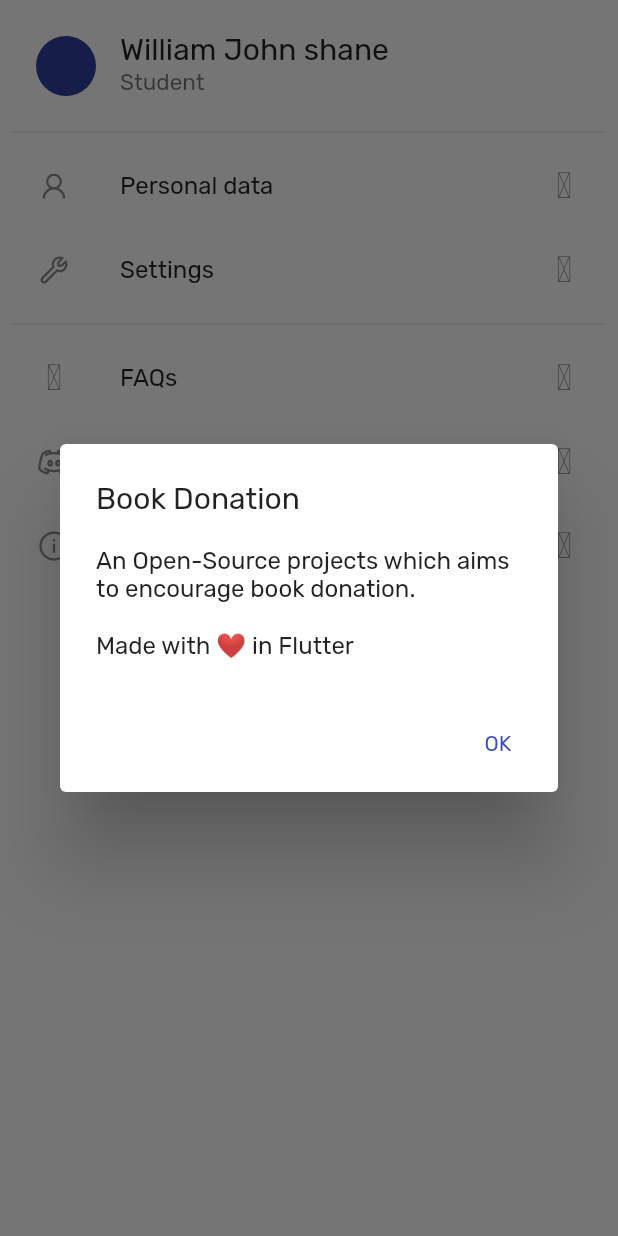
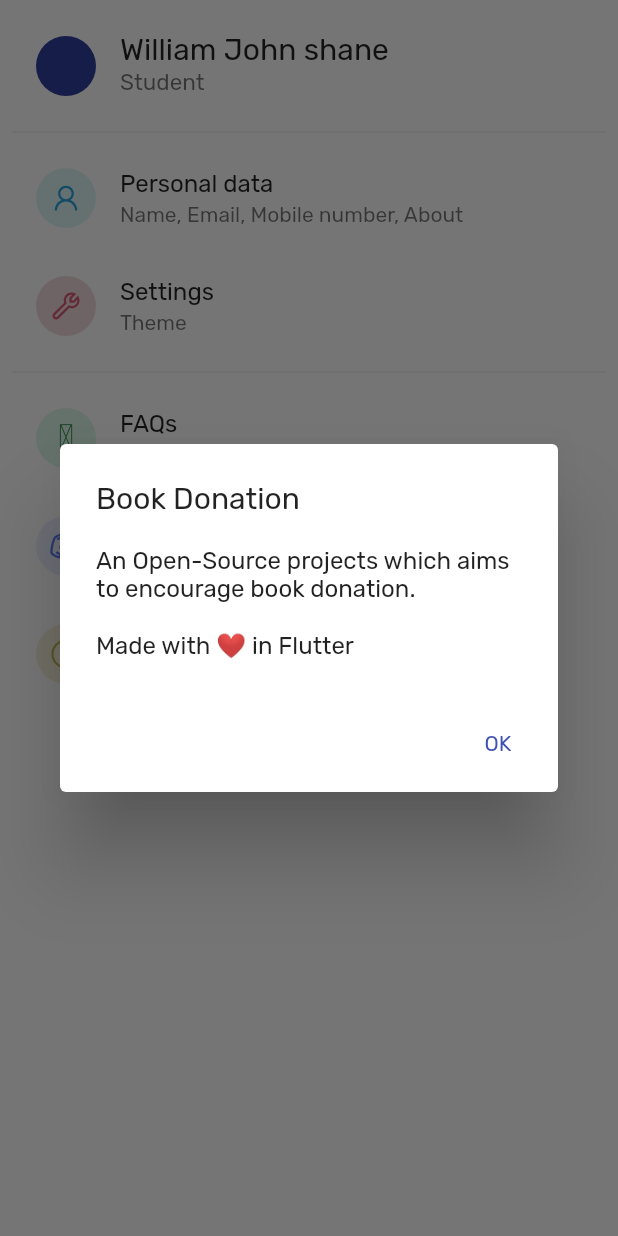
Before and after one commit to CSEKINGS/book_donation_flutter, a Flutter app: the MiscellaneousView screen opened directly, after a tap on "About", on a phone screen of 412 x 824 dp. Run offline on Flutter 3.47's test engine with Material 2 defaults, Android fonts, the phone set to English and light mode, and no system bars; our stand-ins replace google_maps_flutter, line_icons, shared_preferences; missing offline and left inert: blobs, day_night_switcher; accounts and stored records are empty.

Commit message:
revamped settings UI

```diff
--- /dev/null
+++ b/lib/utils/block_keyboard.dart
@@ -0,0 +1,8 @@
+import 'package:flutter/material.dart';
+import 'package:flutter/services.dart';
+
+/// Hides the onscreen keyboard
+void hideKeyboard(BuildContext context) {
+  SystemChannels.textInput.invokeMethod('TextInput.hide');
+  FocusScope.of(context).requestFocus(FocusNode());
+}
--- a/lib/views/dashboard_view.dart
+++ b/lib/views/dashboard_view.dart
@@ -24,7 +24,7 @@ class _DashboardViewState extends State<DashboardView> {
         child: Container(
           padding: const EdgeInsets.all(20.0),
           child: Column(
-            mainAxisAlignment: MainAxisAlignment.spaceBetween,
+            mainAxisAlignment: MainAxisAlignment.spaceAround,
             children: const [
               TopBar(),
               DonationOrSell(),
--- a/lib/views/miscellaneous_view.dart
+++ b/lib/views/miscellaneous_view.dart
@@ -1,10 +1,11 @@
+import 'package:book_donation/utils/constants.dart';
 import 'package:book_donation/views/f_a_qs_view.dart';
+import 'package:book_donation/views/widgets/custom_list_tile_icon.dart';
 import 'package:book_donation/views/profile_view.dart';
 import 'package:book_donation/views/settings_view.dart';
 import 'package:flutter/material.dart';
 import 'package:line_icons/line_icons.dart';
 import 'package:url_launcher/url_launcher.dart';
-import 'package:book_donation/utils/constants.dart';
 
 /// Settings page
 class MiscellaneousView extends StatefulWidget {
@@ -16,6 +17,11 @@ class MiscellaneousView extends StatefulWidget {
 }
 
 class _MiscellaneousViewState extends State<MiscellaneousView> {
+  @override
+  void initState() {
+    super.initState();
+  }
+
   @override
   Widget build(BuildContext context) {
     return SafeArea(
@@ -45,8 +51,12 @@ class _MiscellaneousViewState extends State<MiscellaneousView> {
               children: [
                 ListTile(
                   title: const Text('Personal data'),
-                  leading: const Icon(LineIcons.user),
-                  trailing: const Icon(LineIcons.alternateLongArrowRight),
+                  subtitle: const Text('Name, Email, Mobile number, About'),
+                  leading: const CustomListTileIcon(
+                    tileIcon: LineIcons.user,
+                    iconColor: Color(0xFF29A1DC),
+                    iconBackgroundColor: Color(0xFFDDF6F7),
+                  ),
                   onTap: () {
                     Navigator.push(
                       context,
@@ -58,8 +68,12 @@ class _MiscellaneousViewState extends State<MiscellaneousView> {
                 ),
                 ListTile(
                   title: const Text('Settings'),
-                  leading: const Icon(LineIcons.wrench),
-                  trailing: const Icon(LineIcons.alternateLongArrowRight),
+                  subtitle: const Text('Theme'),
+                  leading: const CustomListTileIcon(
+                    tileIcon: LineIcons.wrench,
+                    iconColor: Color(0xFFD85A71),
+                    iconBackgroundColor: Color(0xFFF0D9DF),
+                  ),
                   onTap: () {
                     Navigator.push(
                       context,
@@ -74,8 +88,12 @@ class _MiscellaneousViewState extends State<MiscellaneousView> {
                 ),
                 ListTile(
                   title: const Text('FAQs'),
-                  leading: const Icon(LineIcons.questionCircleAlt),
-                  trailing: const Icon(LineIcons.alternateLongArrowRight),
+                  subtitle: const Text('Frequently Asked Question'),
+                  leading: const CustomListTileIcon(
+                    tileIcon: LineIcons.questionCircleAlt,
+                    iconColor: Color(0xFF388C4E),
+                    iconBackgroundColor: Color(0xFFDCF8E9),
+                  ),
                   onTap: () {
                     Navigator.push(
                       context,
@@ -87,8 +105,12 @@ class _MiscellaneousViewState extends State<MiscellaneousView> {
                 ),
                 ListTile(
                   title: const Text('Community'),
-                  leading: const Icon(LineIcons.discord),
-                  trailing: const Icon(LineIcons.alternateLongArrowRight),
+                  subtitle: const Text('Help & Support'),
+                  leading: const CustomListTileIcon(
+                    tileIcon: LineIcons.discord,
+                    iconColor: Color(0xFF607BF3),
+                    iconBackgroundColor: Color(0xFFECEFFE),
+                  ),
                   onTap: () async {
                     Error error = ArgumentError('Could not launch $url');
                     await canLaunch(url) ? await launch(url) : throw error;
@@ -96,8 +118,12 @@ class _MiscellaneousViewState extends State<MiscellaneousView> {
                 ),
                 ListTile(
                   title: const Text('About'),
-                  leading: const Icon(LineIcons.infoCircle),
-                  trailing: const Icon(LineIcons.alternateLongArrowRight),
+                  subtitle: const Text('Team, Links, License'),
+                  leading: const CustomListTileIcon(
+                    tileIcon: LineIcons.infoCircle,
+                    iconColor: Color(0xFFC3B15B),
+                    iconBackgroundColor: Color(0xFFF7F2D9),
+                  ),
                   onTap: () {
                     showDialog<String>(
                       context: context,
--- /dev/null
+++ b/lib/views/widgets/custom_list_tile_icon.dart
@@ -0,0 +1,31 @@
+import 'package:flutter/material.dart';
+
+
+/// beautiful custom list tile icon
+class CustomListTileIcon extends StatelessWidget {
+  /// constructor
+  const CustomListTileIcon({
+    Key? key,
+    required this.tileIcon,
+    required this.iconBackgroundColor,
+    required this.iconColor,
+  }) : super(key: key);
+
+  final IconData tileIcon;
+  final Color iconBackgroundColor;
+  final Color iconColor;
+
+  @override
+  Widget build(BuildContext context) {
+    return Container(
+        height: 40.0,
+        width: 40.0,
+        decoration: BoxDecoration(
+            color: iconBackgroundColor,
+            borderRadius: BorderRadius.circular(20.0)),
+        child: Icon(
+          tileIcon,
+          color: iconColor,
+        ));
+  }
+}
--- a/lib/views/widgets/donation_or_sell_container.dart
+++ b/lib/views/widgets/donation_or_sell_container.dart
@@ -27,7 +27,7 @@ class DonationOrSellContainer extends StatelessWidget {
     return Container(
       decoration: BoxDecoration(
           color: containerColor, borderRadius: BorderRadius.circular(20.0)),
-      height: displayHeight(context) * 0.30,
+      height: displayHeight(context) * 0.08,
       width: displayWidth(context) * 0.42,
       child: Center(
           child: Text(
--- a/lib/views/widgets/find_book_container.dart
+++ b/lib/views/widgets/find_book_container.dart
@@ -25,7 +25,7 @@ class FindBookContainer extends StatelessWidget {
   @override
   Widget build(BuildContext context) {
     return Container(
-      height: displayHeight(context) * 0.14,
+      height: displayHeight(context) * 0.08,
       width: displayWidth(context) * 0.42,
       decoration: BoxDecoration(
           color: containerColor, borderRadius: BorderRadius.circular(20.0)),
```
